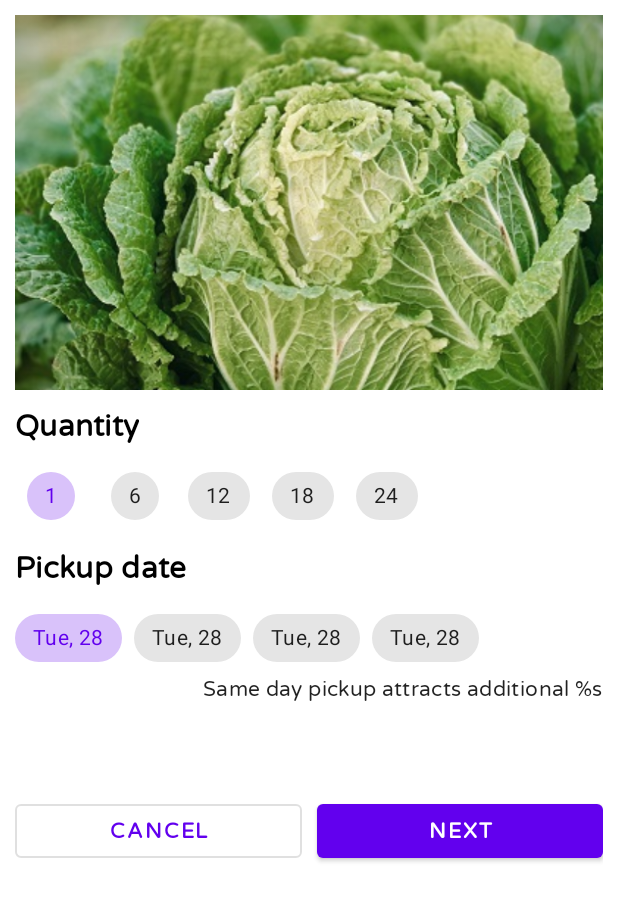
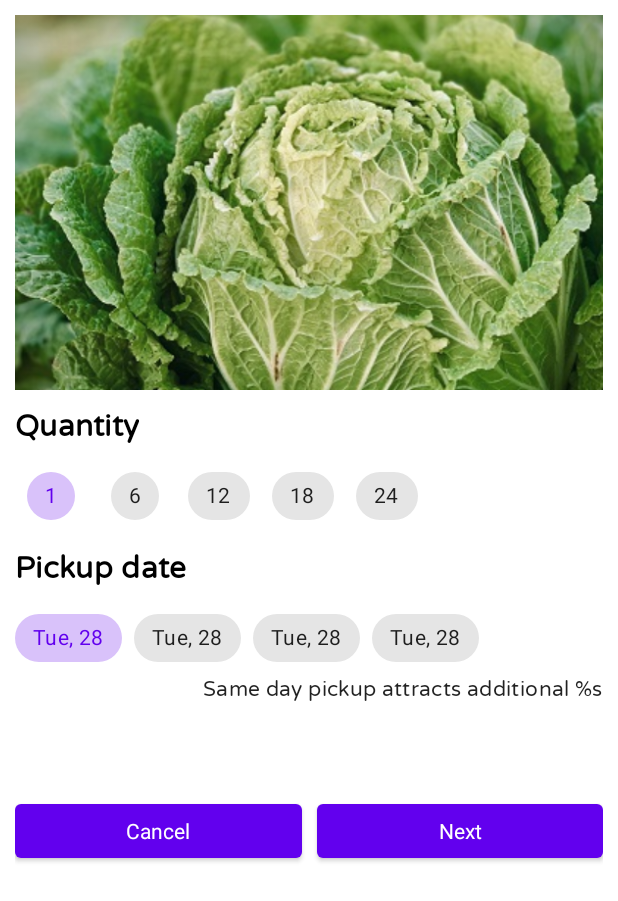
Before and after one commit to Teemone/Carrots, an Android app: the layout fragment_order_specifications.xml on its own in the app's theme, with its tools: preview values and no code run, on a phone screen of 412 x 824 dp. Shown: the top 901 px of the screen. Run offline under Robolectric (Android 15) with nearby library versions, the phone set to English and light mode, and no system bars.

Commit message:
Minor modifications

```diff
--- a/app/src/main/java/com/example/carrots/MainActivity.kt
+++ b/app/src/main/java/com/example/carrots/MainActivity.kt
@@ -4,7 +4,6 @@ import android.os.Bundle
 import androidx.appcompat.app.AppCompatActivity
 import androidx.navigation.NavController
 import androidx.navigation.fragment.NavHostFragment
-import androidx.navigation.ui.setupActionBarWithNavController
 
 class MainActivity : AppCompatActivity(R.layout.activity_main) {
     private lateinit var navController: NavController
@@ -15,7 +14,7 @@ class MainActivity : AppCompatActivity(R.layout.activity_main) {
         val navHostFragment = supportFragmentManager.findFragmentById(R.id.nav_host) as NavHostFragment
         navController = navHostFragment.navController
 
-        setupActionBarWithNavController(navController)
+//        setupActionBarWithNavController(navController)
     }
 
     override fun onSupportNavigateUp(): Boolean {
--- a/app/src/main/res/drawable/ic_add_to_cart.xml
+++ b/app/src/main/res/drawable/ic_add_to_cart.xml
@@ -1,5 +1,5 @@
-<vector android:height="24dp" android:tint="@color/white"
+<vector android:height="24dp" android:tint="?colorPrimary"
     android:viewportHeight="24" android:viewportWidth="24"
     android:width="24dp" xmlns:android="http://schemas.android.com/apk/res/android">
-    <path android:fillColor="@android:color/white" android:pathData="M11,9h2L13,6h3L16,4h-3L13,1h-2v3L8,4v2h3v3zM7,18c-1.1,0 -1.99,0.9 -1.99,2S5.9,22 7,22s2,-0.9 2,-2 -0.9,-2 -2,-2zM17,18c-1.1,0 -1.99,0.9 -1.99,2s0.89,2 1.99,2 2,-0.9 2,-2 -0.9,-2 -2,-2zM7.17,14.75l0.03,-0.12 0.9,-1.63h7.45c0.75,0 1.41,-0.41 1.75,-1.03l3.86,-7.01L19.42,4h-0.01l-1.1,2 -2.76,5L8.53,11l-0.13,-0.27L6.16,6l-0.95,-2 -0.94,-2L1,2v2h2l3.6,7.59 -1.35,2.45c-0.16,0.28 -0.25,0.61 -0.25,0.96 0,1.1 0.9,2 2,2h12v-2L7.42,15c-0.13,0 -0.25,-0.11 -0.25,-0.25z"/>
+    <path android:fillColor="?colorPrimary" android:pathData="M11,9h2L13,6h3L16,4h-3L13,1h-2v3L8,4v2h3v3zM7,18c-1.1,0 -1.99,0.9 -1.99,2S5.9,22 7,22s2,-0.9 2,-2 -0.9,-2 -2,-2zM17,18c-1.1,0 -1.99,0.9 -1.99,2s0.89,2 1.99,2 2,-0.9 2,-2 -0.9,-2 -2,-2zM7.17,14.75l0.03,-0.12 0.9,-1.63h7.45c0.75,0 1.41,-0.41 1.75,-1.03l3.86,-7.01L19.42,4h-0.01l-1.1,2 -2.76,5L8.53,11l-0.13,-0.27L6.16,6l-0.95,-2 -0.94,-2L1,2v2h2l3.6,7.59 -1.35,2.45c-0.16,0.28 -0.25,0.61 -0.25,0.96 0,1.1 0.9,2 2,2h12v-2L7.42,15c-0.13,0 -0.25,-0.11 -0.25,-0.25z"/>
 </vector>
--- a/app/src/main/res/layout/fragment_home.xml
+++ b/app/src/main/res/layout/fragment_home.xml
@@ -7,6 +7,7 @@
     <FrameLayout
         android:layout_width="match_parent"
         android:layout_height="match_parent"
+        style="@style/Theme.Carrots.CardBottom"
         tools:context=".ui.HomeFragment">
 
         <androidx.recyclerview.widget.RecyclerView
--- a/app/src/main/res/layout/fragment_order_specifications.xml
+++ b/app/src/main/res/layout/fragment_order_specifications.xml
@@ -174,14 +174,12 @@
 
         <Button
             android:id="@+id/btnCancel"
-            style="?attr/materialButtonOutlinedStyle"
+            style="@style/Theme.Carrots.Button.Outlined"
             android:layout_width="0dp"
             android:layout_height="wrap_content"
             android:layout_marginEnd="@dimen/m10"
-            android:fontFamily="@font/varela"
             android:onClick="@{() -> orderSpecsFragment.cancel()}"
             android:text="@string/cancel"
-            android:textStyle="bold"
             app:layout_constraintBottom_toBottomOf="@+id/btnNext"
             app:layout_constraintEnd_toStartOf="@+id/btnNext"
             app:layout_constraintHorizontal_chainStyle="spread_inside"
@@ -194,10 +192,9 @@
             android:layout_width="0dp"
             android:layout_height="wrap_content"
             android:layout_marginTop="@dimen/m10"
-            android:fontFamily="@font/varela"
+            style="@style/Theme.Carrots.Button"
             android:onClick="@{() -> orderSpecsFragment.next()}"
             android:text="@string/next"
-            android:textStyle="bold"
             app:layout_constraintEnd_toEndOf="parent"
             app:layout_constraintStart_toEndOf="@id/btnCancel"
             app:layout_constraintTop_toBottomOf="@+id/tvSubtotal" />
```
Also changed, not shown: app/src/main/res/layout/recycler_view_item.xml (+4 -4 lines).
